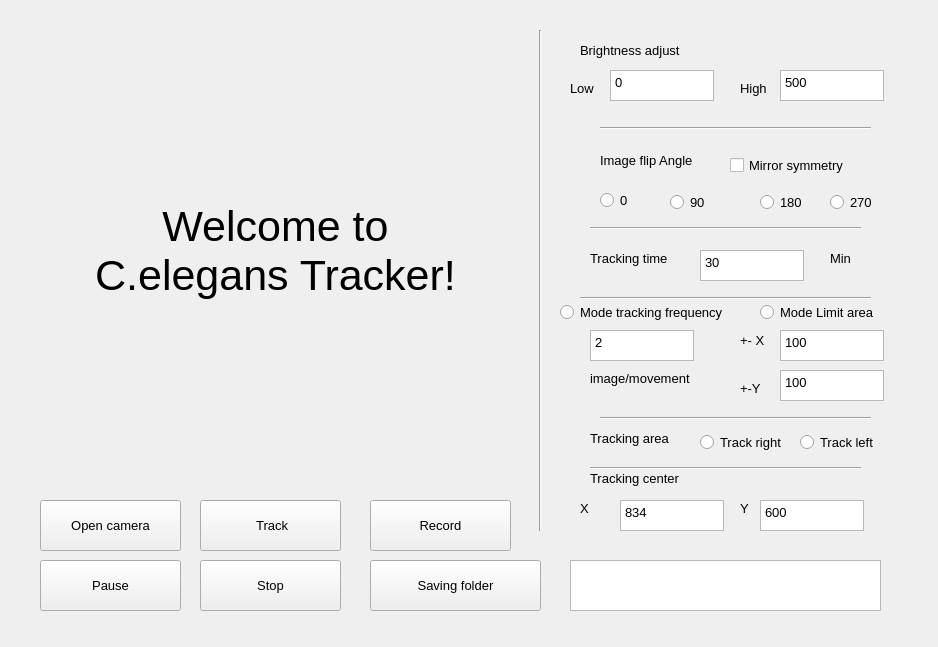
Old version of the form track.ui in the repository qazx8855/C.elegans_tracker.
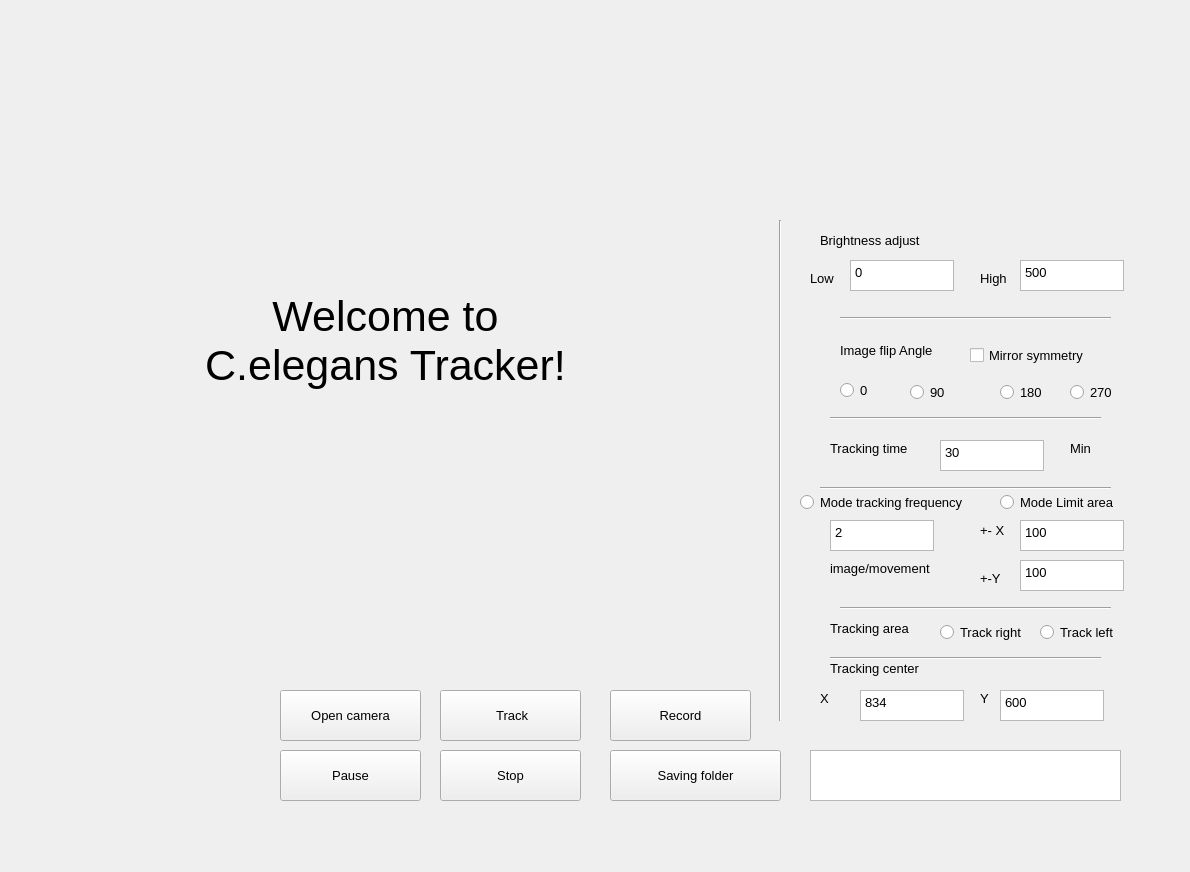
New version of the form.

Diff of the .ui file:
```diff
--- a/track.ui
+++ b/track.ui
@@ -6,8 +6,8 @@
    <rect>
     <x>0</x>
     <y>0</y>
-    <width>938</width>
-    <height>647</height>
+    <width>1190</width>
+    <height>872</height>
    </rect>
   </property>
   <property name="font">
@@ -21,10 +21,10 @@
   <widget class="QLabel" name="label_image">
    <property name="geometry">
     <rect>
-     <x>40</x>
-     <y>20</y>
-     <width>471</width>
-     <height>461</height>
+     <x>20</x>
+     <y>10</y>
+     <width>731</width>
+     <height>661</height>
     </rect>
    </property>
    <property name="font">
@@ -46,8 +46,8 @@
   <widget class="Line" name="line">
    <property name="geometry">
     <rect>
-     <x>530</x>
-     <y>30</y>
+     <x>770</x>
+     <y>220</y>
      <width>20</width>
      <height>501</height>
     </rect>
@@ -59,8 +59,8 @@
   <widget class="QCheckBox" name="checkbox_mirror_symmetry">
    <property name="geometry">
     <rect>
-     <x>730</x>
-     <y>150</y>
+     <x>970</x>
+     <y>340</y>
      <width>131</width>
      <height>31</height>
     </rect>
@@ -72,8 +72,8 @@
   <widget class="QPushButton" name="button_saving_folder">
    <property name="geometry">
     <rect>
-     <x>370</x>
-     <y>560</y>
+     <x>610</x>
+     <y>750</y>
      <width>171</width>
      <height>51</height>
     </rect>
@@ -85,8 +85,8 @@
   <widget class="QTextBrowser" name="text_file_path_2">
    <property name="geometry">
     <rect>
-     <x>570</x>
-     <y>560</y>
+     <x>810</x>
+     <y>750</y>
      <width>311</width>
      <height>51</height>
     </rect>
@@ -95,8 +95,8 @@
   <widget class="QPushButton" name="open">
    <property name="geometry">
     <rect>
-     <x>40</x>
-     <y>500</y>
+     <x>280</x>
+     <y>690</y>
      <width>141</width>
      <height>51</height>
     </rect>
@@ -108,8 +108,8 @@
   <widget class="Line" name="line_4">
    <property name="geometry">
     <rect>
-     <x>600</x>
-     <y>120</y>
+     <x>840</x>
+     <y>310</y>
      <width>271</width>
      <height>16</height>
     </rect>
@@ -121,25 +121,25 @@
   <widget class="QTextEdit" name="high">
    <property name="geometry">
     <rect>
-     <x>780</x>
-     <y>70</y>
+     <x>1020</x>
+     <y>260</y>
      <width>104</width>
      <height>31</height>
     </rect>
    </property>
    <property name="html">
     <string>&lt;!DOCTYPE HTML PUBLIC &quot;-//W3C//DTD HTML 4.0//EN&quot; &quot;http://www.w3.org/TR/REC-html40/strict.dtd&quot;&gt;
-&lt;html&gt;&lt;head&gt;&lt;meta name=&quot;qrichtext&quot; content=&quot;1&quot; /&gt;&lt;meta charset=&quot;utf-8&quot; /&gt;&lt;style type=&quot;text/css&quot;&gt;
+&lt;html&gt;&lt;head&gt;&lt;meta name=&quot;qrichtext&quot; content=&quot;1&quot; /&gt;&lt;style type=&quot;text/css&quot;&gt;
 p, li { white-space: pre-wrap; }
-&lt;/style&gt;&lt;/head&gt;&lt;body style=&quot; font-family:'Microsoft YaHei UI'; font-size:10pt; font-weight:400; font-style:normal;&quot;&gt;
-&lt;p style=&quot; margin-top:0px; margin-bottom:0px; margin-left:0px; margin-right:0px; -qt-block-indent:0; text-indent:0px;&quot;&gt;500&lt;/p&gt;&lt;/body&gt;&lt;/html&gt;</string>
+&lt;/style&gt;&lt;/head&gt;&lt;body style=&quot; font-family:'MS Shell Dlg 2'; font-size:10pt; font-weight:400; font-style:normal;&quot;&gt;
+&lt;p style=&quot; margin-top:0px; margin-bottom:0px; margin-left:0px; margin-right:0px; -qt-block-indent:0; text-indent:0px;&quot;&gt;&lt;span style=&quot; font-family:'Microsoft YaHei UI';&quot;&gt;500&lt;/span&gt;&lt;/p&gt;&lt;/body&gt;&lt;/html&gt;</string>
    </property>
   </widget>
   <widget class="QLabel" name="label_7">
    <property name="geometry">
     <rect>
-     <x>580</x>
-     <y>500</y>
+     <x>820</x>
+     <y>690</y>
      <width>54</width>
      <height>16</height>
     </rect>
@@ -151,8 +151,8 @@
   <widget class="QLabel" name="label_9">
    <property name="geometry">
     <rect>
-     <x>590</x>
-     <y>470</y>
+     <x>830</x>
+     <y>660</y>
      <width>151</width>
      <height>16</height>
     </rect>
@@ -164,25 +164,25 @@
   <widget class="QTextEdit" name="c_x">
    <property name="geometry">
     <rect>
-     <x>620</x>
-     <y>500</y>
+     <x>860</x>
+     <y>690</y>
      <width>104</width>
      <height>31</height>
     </rect>
    </property>
    <property name="html">
     <string>&lt;!DOCTYPE HTML PUBLIC &quot;-//W3C//DTD HTML 4.0//EN&quot; &quot;http://www.w3.org/TR/REC-html40/strict.dtd&quot;&gt;
-&lt;html&gt;&lt;head&gt;&lt;meta name=&quot;qrichtext&quot; content=&quot;1&quot; /&gt;&lt;meta charset=&quot;utf-8&quot; /&gt;&lt;style type=&quot;text/css&quot;&gt;
+&lt;html&gt;&lt;head&gt;&lt;meta name=&quot;qrichtext&quot; content=&quot;1&quot; /&gt;&lt;style type=&quot;text/css&quot;&gt;
 p, li { white-space: pre-wrap; }
-&lt;/style&gt;&lt;/head&gt;&lt;body style=&quot; font-family:'Microsoft YaHei UI'; font-size:10pt; font-weight:400; font-style:normal;&quot;&gt;
-&lt;p style=&quot; margin-top:0px; margin-bottom:0px; margin-left:0px; margin-right:0px; -qt-block-indent:0; text-indent:0px;&quot;&gt;&lt;span style=&quot; font-family:'MS Shell Dlg 2';&quot;&gt;834&lt;/span&gt;&lt;/p&gt;&lt;/body&gt;&lt;/html&gt;</string>
+&lt;/style&gt;&lt;/head&gt;&lt;body style=&quot; font-family:'MS Shell Dlg 2'; font-size:10pt; font-weight:400; font-style:normal;&quot;&gt;
+&lt;p style=&quot; margin-top:0px; margin-bottom:0px; margin-left:0px; margin-right:0px; -qt-block-indent:0; text-indent:0px;&quot;&gt;834&lt;/p&gt;&lt;/body&gt;&lt;/html&gt;</string>
    </property>
   </widget>
   <widget class="Line" name="line_5">
    <property name="geometry">
     <rect>
-     <x>600</x>
-     <y>290</y>
+     <x>840</x>
+     <y>480</y>
      <width>271</width>
      <height>16</height>
     </rect>
@@ -194,25 +194,25 @@
   <widget class="QTextEdit" name="c_y">
    <property name="geometry">
     <rect>
-     <x>760</x>
-     <y>500</y>
+     <x>1000</x>
+     <y>690</y>
      <width>104</width>
      <height>31</height>
     </rect>
    </property>
    <property name="html">
     <string>&lt;!DOCTYPE HTML PUBLIC &quot;-//W3C//DTD HTML 4.0//EN&quot; &quot;http://www.w3.org/TR/REC-html40/strict.dtd&quot;&gt;
-&lt;html&gt;&lt;head&gt;&lt;meta name=&quot;qrichtext&quot; content=&quot;1&quot; /&gt;&lt;meta charset=&quot;utf-8&quot; /&gt;&lt;style type=&quot;text/css&quot;&gt;
+&lt;html&gt;&lt;head&gt;&lt;meta name=&quot;qrichtext&quot; content=&quot;1&quot; /&gt;&lt;style type=&quot;text/css&quot;&gt;
 p, li { white-space: pre-wrap; }
-&lt;/style&gt;&lt;/head&gt;&lt;body style=&quot; font-family:'Microsoft YaHei UI'; font-size:10pt; font-weight:400; font-style:normal;&quot;&gt;
-&lt;p style=&quot; margin-top:0px; margin-bottom:0px; margin-left:0px; margin-right:0px; -qt-block-indent:0; text-indent:0px;&quot;&gt;&lt;span style=&quot; font-family:'MS Shell Dlg 2';&quot;&gt;600&lt;/span&gt;&lt;/p&gt;&lt;/body&gt;&lt;/html&gt;</string>
+&lt;/style&gt;&lt;/head&gt;&lt;body style=&quot; font-family:'MS Shell Dlg 2'; font-size:10pt; font-weight:400; font-style:normal;&quot;&gt;
+&lt;p style=&quot; margin-top:0px; margin-bottom:0px; margin-left:0px; margin-right:0px; -qt-block-indent:0; text-indent:0px;&quot;&gt;600&lt;/p&gt;&lt;/body&gt;&lt;/html&gt;</string>
    </property>
   </widget>
   <widget class="Line" name="line_8">
    <property name="geometry">
     <rect>
-     <x>580</x>
-     <y>290</y>
+     <x>820</x>
+     <y>480</y>
      <width>271</width>
      <height>16</height>
     </rect>
@@ -224,8 +224,8 @@
   <widget class="QLabel" name="label_21">
    <property name="geometry">
     <rect>
-     <x>590</x>
-     <y>250</y>
+     <x>830</x>
+     <y>440</y>
      <width>171</width>
      <height>16</height>
     </rect>
@@ -237,8 +237,8 @@
   <widget class="QLabel" name="label_8">
    <property name="geometry">
     <rect>
-     <x>740</x>
-     <y>500</y>
+     <x>980</x>
+     <y>690</y>
      <width>54</width>
      <height>16</height>
     </rect>
@@ -250,25 +250,25 @@
   <widget class="QTextEdit" name="low">
    <property name="geometry">
     <rect>
-     <x>610</x>
-     <y>70</y>
+     <x>850</x>
+     <y>260</y>
      <width>104</width>
      <height>31</height>
     </rect>
    </property>
    <property name="html">
     <string>&lt;!DOCTYPE HTML PUBLIC &quot;-//W3C//DTD HTML 4.0//EN&quot; &quot;http://www.w3.org/TR/REC-html40/strict.dtd&quot;&gt;
-&lt;html&gt;&lt;head&gt;&lt;meta name=&quot;qrichtext&quot; content=&quot;1&quot; /&gt;&lt;meta charset=&quot;utf-8&quot; /&gt;&lt;style type=&quot;text/css&quot;&gt;
+&lt;html&gt;&lt;head&gt;&lt;meta name=&quot;qrichtext&quot; content=&quot;1&quot; /&gt;&lt;style type=&quot;text/css&quot;&gt;
 p, li { white-space: pre-wrap; }
-&lt;/style&gt;&lt;/head&gt;&lt;body style=&quot; font-family:'Microsoft YaHei UI'; font-size:10pt; font-weight:400; font-style:normal;&quot;&gt;
-&lt;p style=&quot; margin-top:0px; margin-bottom:0px; margin-left:0px; margin-right:0px; -qt-block-indent:0; text-indent:0px;&quot;&gt;0&lt;/p&gt;&lt;/body&gt;&lt;/html&gt;</string>
+&lt;/style&gt;&lt;/head&gt;&lt;body style=&quot; font-family:'MS Shell Dlg 2'; font-size:10pt; font-weight:400; font-style:normal;&quot;&gt;
+&lt;p style=&quot; margin-top:0px; margin-bottom:0px; margin-left:0px; margin-right:0px; -qt-block-indent:0; text-indent:0px;&quot;&gt;&lt;span style=&quot; font-family:'Microsoft YaHei UI';&quot;&gt;0&lt;/span&gt;&lt;/p&gt;&lt;/body&gt;&lt;/html&gt;</string>
    </property>
   </widget>
   <widget class="QLabel" name="label_12">
    <property name="geometry">
     <rect>
-     <x>580</x>
-     <y>40</y>
+     <x>820</x>
+     <y>230</y>
      <width>121</width>
      <height>21</height>
     </rect>
@@ -280,25 +280,25 @@
   <widget class="QTextEdit" name="frequency">
    <property name="geometry">
     <rect>
-     <x>590</x>
-     <y>330</y>
+     <x>830</x>
+     <y>520</y>
      <width>104</width>
      <height>31</height>
     </rect>
    </property>
    <property name="html">
     <string>&lt;!DOCTYPE HTML PUBLIC &quot;-//W3C//DTD HTML 4.0//EN&quot; &quot;http://www.w3.org/TR/REC-html40/strict.dtd&quot;&gt;
-&lt;html&gt;&lt;head&gt;&lt;meta name=&quot;qrichtext&quot; content=&quot;1&quot; /&gt;&lt;meta charset=&quot;utf-8&quot; /&gt;&lt;style type=&quot;text/css&quot;&gt;
+&lt;html&gt;&lt;head&gt;&lt;meta name=&quot;qrichtext&quot; content=&quot;1&quot; /&gt;&lt;style type=&quot;text/css&quot;&gt;
 p, li { white-space: pre-wrap; }
-&lt;/style&gt;&lt;/head&gt;&lt;body style=&quot; font-family:'Microsoft YaHei UI'; font-size:10pt; font-weight:400; font-style:normal;&quot;&gt;
-&lt;p style=&quot; margin-top:0px; margin-bottom:0px; margin-left:0px; margin-right:0px; -qt-block-indent:0; text-indent:0px;&quot;&gt;2&lt;/p&gt;&lt;/body&gt;&lt;/html&gt;</string>
+&lt;/style&gt;&lt;/head&gt;&lt;body style=&quot; font-family:'MS Shell Dlg 2'; font-size:10pt; font-weight:400; font-style:normal;&quot;&gt;
+&lt;p style=&quot; margin-top:0px; margin-bottom:0px; margin-left:0px; margin-right:0px; -qt-block-indent:0; text-indent:0px;&quot;&gt;&lt;span style=&quot; font-family:'Microsoft YaHei UI';&quot;&gt;2&lt;/span&gt;&lt;/p&gt;&lt;/body&gt;&lt;/html&gt;</string>
    </property>
   </widget>
   <widget class="QLabel" name="label_11">
    <property name="geometry">
     <rect>
-     <x>740</x>
-     <y>80</y>
+     <x>980</x>
+     <y>270</y>
      <width>31</width>
      <height>16</height>
     </rect>
@@ -310,25 +310,25 @@
   <widget class="QTextEdit" name="tracking_time">
    <property name="geometry">
     <rect>
-     <x>700</x>
-     <y>250</y>
+     <x>940</x>
+     <y>440</y>
      <width>104</width>
      <height>31</height>
     </rect>
    </property>
    <property name="html">
     <string>&lt;!DOCTYPE HTML PUBLIC &quot;-//W3C//DTD HTML 4.0//EN&quot; &quot;http://www.w3.org/TR/REC-html40/strict.dtd&quot;&gt;
-&lt;html&gt;&lt;head&gt;&lt;meta name=&quot;qrichtext&quot; content=&quot;1&quot; /&gt;&lt;meta charset=&quot;utf-8&quot; /&gt;&lt;style type=&quot;text/css&quot;&gt;
+&lt;html&gt;&lt;head&gt;&lt;meta name=&quot;qrichtext&quot; content=&quot;1&quot; /&gt;&lt;style type=&quot;text/css&quot;&gt;
 p, li { white-space: pre-wrap; }
-&lt;/style&gt;&lt;/head&gt;&lt;body style=&quot; font-family:'Microsoft YaHei UI'; font-size:10pt; font-weight:400; font-style:normal;&quot;&gt;
-&lt;p style=&quot; margin-top:0px; margin-bottom:0px; margin-left:0px; margin-right:0px; -qt-block-indent:0; text-indent:0px;&quot;&gt;&lt;span style=&quot; font-family:'MS Shell Dlg 2';&quot;&gt;30&lt;/span&gt;&lt;/p&gt;&lt;/body&gt;&lt;/html&gt;</string>
+&lt;/style&gt;&lt;/head&gt;&lt;body style=&quot; font-family:'MS Shell Dlg 2'; font-size:10pt; font-weight:400; font-style:normal;&quot;&gt;
+&lt;p style=&quot; margin-top:0px; margin-bottom:0px; margin-left:0px; margin-right:0px; -qt-block-indent:0; text-indent:0px;&quot;&gt;30&lt;/p&gt;&lt;/body&gt;&lt;/html&gt;</string>
    </property>
   </widget>
   <widget class="QLabel" name="label_10">
    <property name="geometry">
     <rect>
-     <x>570</x>
-     <y>80</y>
+     <x>810</x>
+     <y>270</y>
      <width>31</width>
      <height>16</height>
     </rect>
@@ -340,8 +340,8 @@
   <widget class="QPushButton" name="track">
    <property name="geometry">
     <rect>
-     <x>200</x>
-     <y>500</y>
+     <x>440</x>
+     <y>690</y>
      <width>141</width>
      <height>51</height>
     </rect>
@@ -353,8 +353,8 @@
   <widget class="QLabel" name="label_23">
    <property name="geometry">
     <rect>
-     <x>830</x>
-     <y>250</y>
+     <x>1070</x>
+     <y>440</y>
      <width>71</width>
      <height>16</height>
     </rect>
@@ -366,8 +366,8 @@
   <widget class="QRadioButton" name="mode1">
    <property name="geometry">
     <rect>
-     <x>560</x>
-     <y>300</y>
+     <x>800</x>
+     <y>490</y>
      <width>191</width>
      <height>24</height>
     </rect>
@@ -382,8 +382,8 @@
   <widget class="QRadioButton" name="mode2">
    <property name="geometry">
     <rect>
-     <x>760</x>
-     <y>300</y>
+     <x>1000</x>
+     <y>490</y>
      <width>131</width>
      <height>24</height>
     </rect>
@@ -398,8 +398,8 @@
   <widget class="QLabel" name="label_28">
    <property name="geometry">
     <rect>
-     <x>740</x>
-     <y>330</y>
+     <x>980</x>
+     <y>520</y>
      <width>101</width>
      <height>20</height>
     </rect>
@@ -411,42 +411,42 @@
   <widget class="QTextEdit" name="bias_x">
    <property name="geometry">
     <rect>
-     <x>780</x>
-     <y>330</y>
+     <x>1020</x>
+     <y>520</y>
      <width>104</width>
      <height>31</height>
     </rect>
    </property>
    <property name="html">
     <string>&lt;!DOCTYPE HTML PUBLIC &quot;-//W3C//DTD HTML 4.0//EN&quot; &quot;http://www.w3.org/TR/REC-html40/strict.dtd&quot;&gt;
-&lt;html&gt;&lt;head&gt;&lt;meta name=&quot;qrichtext&quot; content=&quot;1&quot; /&gt;&lt;meta charset=&quot;utf-8&quot; /&gt;&lt;style type=&quot;text/css&quot;&gt;
+&lt;html&gt;&lt;head&gt;&lt;meta name=&quot;qrichtext&quot; content=&quot;1&quot; /&gt;&lt;style type=&quot;text/css&quot;&gt;
 p, li { white-space: pre-wrap; }
-&lt;/style&gt;&lt;/head&gt;&lt;body style=&quot; font-family:'Microsoft YaHei UI'; font-size:10pt; font-weight:400; font-style:normal;&quot;&gt;
-&lt;p style=&quot; margin-top:0px; margin-bottom:0px; margin-left:0px; margin-right:0px; -qt-block-indent:0; text-indent:0px;&quot;&gt;&lt;span style=&quot; font-family:'MS Shell Dlg 2';&quot;&gt;100&lt;/span&gt;&lt;/p&gt;&lt;/body&gt;&lt;/html&gt;</string>
+&lt;/style&gt;&lt;/head&gt;&lt;body style=&quot; font-family:'MS Shell Dlg 2'; font-size:10pt; font-weight:400; font-style:normal;&quot;&gt;
+&lt;p style=&quot; margin-top:0px; margin-bottom:0px; margin-left:0px; margin-right:0px; -qt-block-indent:0; text-indent:0px;&quot;&gt;100&lt;/p&gt;&lt;/body&gt;&lt;/html&gt;</string>
    </property>
   </widget>
   <widget class="QTextEdit" name="bias_y">
    <property name="geometry">
     <rect>
-     <x>780</x>
-     <y>370</y>
+     <x>1020</x>
+     <y>560</y>
      <width>104</width>
      <height>31</height>
     </rect>
    </property>
    <property name="html">
     <string>&lt;!DOCTYPE HTML PUBLIC &quot;-//W3C//DTD HTML 4.0//EN&quot; &quot;http://www.w3.org/TR/REC-html40/strict.dtd&quot;&gt;
-&lt;html&gt;&lt;head&gt;&lt;meta name=&quot;qrichtext&quot; content=&quot;1&quot; /&gt;&lt;meta charset=&quot;utf-8&quot; /&gt;&lt;style type=&quot;text/css&quot;&gt;
+&lt;html&gt;&lt;head&gt;&lt;meta name=&quot;qrichtext&quot; content=&quot;1&quot; /&gt;&lt;style type=&quot;text/css&quot;&gt;
 p, li { white-space: pre-wrap; }
-&lt;/style&gt;&lt;/head&gt;&lt;body style=&quot; font-family:'Microsoft YaHei UI'; font-size:10pt; font-weight:400; font-style:normal;&quot;&gt;
-&lt;p style=&quot; margin-top:0px; margin-bottom:0px; margin-left:0px; margin-right:0px; -qt-block-indent:0; text-indent:0px;&quot;&gt;&lt;span style=&quot; font-family:'MS Shell Dlg 2';&quot;&gt;100&lt;/span&gt;&lt;/p&gt;&lt;/body&gt;&lt;/html&gt;</string>
+&lt;/style&gt;&lt;/head&gt;&lt;body style=&quot; font-family:'MS Shell Dlg 2'; font-size:10pt; font-weight:400; font-style:normal;&quot;&gt;
+&lt;p style=&quot; margin-top:0px; margin-bottom:0px; margin-left:0px; margin-right:0px; -qt-block-indent:0; text-indent:0px;&quot;&gt;100&lt;/p&gt;&lt;/body&gt;&lt;/html&gt;</string>
    </property>
   </widget>
   <widget class="QLabel" name="label_29">
    <property name="geometry">
     <rect>
-     <x>740</x>
-     <y>380</y>
+     <x>980</x>
+     <y>570</y>
      <width>171</width>
      <height>16</height>
     </rect>
@@ -458,8 +458,8 @@
   <widget class="QLabel" name="label_14">
    <property name="geometry">
     <rect>
-     <x>590</x>
-     <y>430</y>
+     <x>830</x>
+     <y>620</y>
      <width>101</width>
      <height>16</height>
     </rect>
@@ -471,8 +471,8 @@
   <widget class="QRadioButton" name="right">
    <property name="geometry">
     <rect>
-     <x>700</x>
-     <y>430</y>
+     <x>940</x>
+     <y>620</y>
      <width>171</width>
      <height>24</height>
     </rect>
@@ -487,8 +487,8 @@
   <widget class="QRadioButton" name="left">
    <property name="geometry">
     <rect>
-     <x>800</x>
-     <y>430</y>
+     <x>1040</x>
+     <y>620</y>
      <width>91</width>
      <height>24</height>
     </rect>
@@ -503,8 +503,8 @@
   <widget class="QLabel" name="label_13">
    <property name="geometry">
     <rect>
-     <x>600</x>
-     <y>150</y>
+     <x>840</x>
+     <y>340</y>
      <width>121</width>
      <height>21</height>
     </rect>
@@ -516,8 +516,8 @@
   <widget class="Line" name="line_6">
    <property name="geometry">
     <rect>
-     <x>590</x>
-     <y>220</y>
+     <x>830</x>
+     <y>410</y>
      <width>271</width>
      <height>16</height>
     </rect>
@@ -529,8 +529,8 @@
   <widget class="QRadioButton" name="radioButton_0">
    <property name="geometry">
     <rect>
-     <x>600</x>
-     <y>190</y>
+     <x>840</x>
+     <y>380</y>
      <width>61</width>
      <height>21</height>
     </rect>
@@ -545,8 +545,8 @@
   <widget class="QRadioButton" name="radioButton_90">
    <property name="geometry">
     <rect>
-     <x>670</x>
-     <y>190</y>
+     <x>910</x>
+     <y>380</y>
      <width>81</width>
      <height>24</height>
     </rect>
@@ -561,8 +561,8 @@
   <widget class="QRadioButton" name="radioButton_180">
    <property name="geometry">
     <rect>
-     <x>760</x>
-     <y>190</y>
+     <x>1000</x>
+     <y>380</y>
      <width>81</width>
      <height>24</height>
     </rect>
@@ -577,8 +577,8 @@
   <widget class="QRadioButton" name="radioButton_270">
    <property name="geometry">
     <rect>
-     <x>830</x>
-     <y>190</y>
+     <x>1070</x>
+     <y>380</y>
      <width>81</width>
      <height>24</height>
     </rect>
@@ -593,8 +593,8 @@
   <widget class="QPushButton" name="record">
    <property name="geometry">
     <rect>
-     <x>370</x>
-     <y>500</y>
+     <x>610</x>
+     <y>690</y>
      <width>141</width>
      <height>51</height>
     </rect>
@@ -606,8 +606,8 @@
   <widget class="QLabel" name="label_24">
    <property name="geometry">
     <rect>
-     <x>590</x>
-     <y>370</y>
+     <x>830</x>
+     <y>560</y>
      <width>161</width>
      <height>16</height>
     </rect>
@@ -619,8 +619,8 @@
   <widget class="QPushButton" name="button_pause">
    <property name="geometry">
     <rect>
-     <x>40</x>
-     <y>560</y>
+     <x>280</x>
+     <y>750</y>
      <width>141</width>
      <height>51</height>
     </rect>
@@ -635,8 +635,8 @@
   <widget class="Line" name="line_9">
    <property name="geometry">
     <rect>
-     <x>600</x>
-     <y>410</y>
+     <x>840</x>
+     <y>600</y>
      <width>271</width>
      <height>16</height>
     </rect>
@@ -648,8 +648,8 @@
   <widget class="QPushButton" name="stop">
    <property name="geometry">
     <rect>
-     <x>200</x>
-     <y>560</y>
+     <x>440</x>
+     <y>750</y>
      <width>141</width>
      <height>51</height>
     </rect>
@@ -664,8 +664,8 @@
   <widget class="Line" name="line_10">
    <property name="geometry">
     <rect>
-     <x>590</x>
-     <y>460</y>
+     <x>830</x>
+     <y>650</y>
      <width>271</width>
      <height>16</height>
     </rect>
```
Left out of the diff: 2 changed lines with no effect on the pictures.
